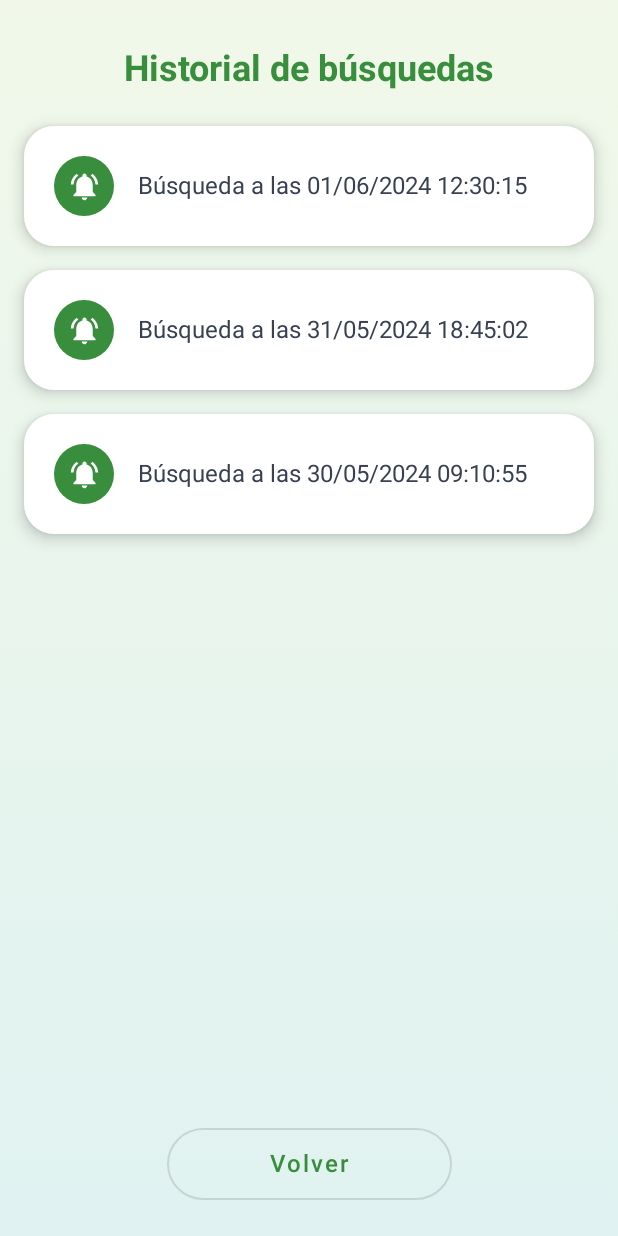
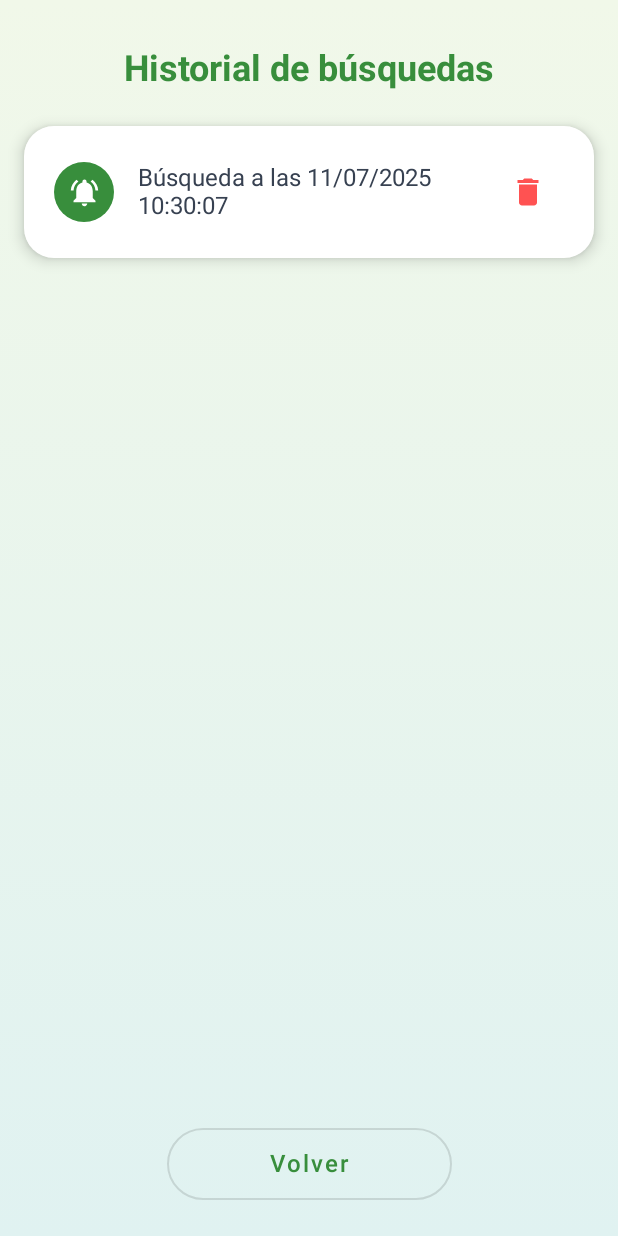
Before and after one commit to alexander1939/Search-my-phone-WearOs-Movile, an Android app built with Jetpack Compose: the screen it shows after launch (MainActivity), after a tap on "Ver historial de búsquedas", on a phone screen of 412 x 824 dp. Run offline under Robolectric (Android 15) with nearby library versions, the phone set to English and light mode, and no system bars.

Commit message:
Eliminar registro del historial

```diff
--- a/mobile/src/main/java/com/example/encuentramitelefono/MainActivity.kt
+++ b/mobile/src/main/java/com/example/encuentramitelefono/MainActivity.kt
@@ -20,6 +20,7 @@ import androidx.compose.material.icons.Icons
 import androidx.compose.material.icons.filled.Close
 import androidx.compose.material.icons.filled.History
 import androidx.compose.material.icons.filled.NotificationsActive
+import androidx.compose.material.icons.filled.Delete
 import androidx.compose.runtime.*
 import androidx.compose.ui.Alignment
 import androidx.compose.ui.Modifier
@@ -42,6 +43,7 @@ import kotlinx.coroutines.GlobalScope
 import kotlinx.coroutines.launch
 import android.content.Intent
 import kotlinx.coroutines.Job
+import com.example.encuentramitelefono.HistoryManager
 
 class MainActivity : ComponentActivity() {
     override fun onCreate(savedInstanceState: Bundle?) {
@@ -62,6 +64,15 @@ class MainActivity : ComponentActivity() {
 fun MainWithHistoryAndAlertScreen() {
     var showHistory by remember { mutableStateOf(false) }
     val showAlert = AlertState.showAlert
+    val context = LocalContext.current
+    var wasAlertActive by remember { mutableStateOf(false) }
+    // Guardar en historial solo si la alerta se activa y no estaba activa antes
+    LaunchedEffect(showAlert) {
+        if (showAlert && !wasAlertActive) {
+            HistoryManager.addSearch(context)
+        }
+        wasAlertActive = showAlert
+    }
     when {
         showAlert -> AlertScreenExample(onStop = { AlertState.showAlert = false })
         showHistory -> HistoryScreenExample(onBack = { showHistory = false })
@@ -298,12 +309,10 @@ fun AlertScreenExample(onStop: () -> Unit = {}) {
 
 @Composable
 fun HistoryScreenExample(onBack: () -> Unit = {}) {
+    val context = LocalContext.current
+    var history by remember { mutableStateOf(HistoryManager.getHistory(context)) }
+    var toDelete by remember { mutableStateOf<String?>(null) }
     EncuentraMiTelefonoTheme {
-        val exampleHistory = listOf(
-            "Búsqueda a las 01/06/2024 12:30:15",
-            "Búsqueda a las 31/05/2024 18:45:02",
-            "Búsqueda a las 30/05/2024 09:10:55"
-        )
         Box(
             modifier = Modifier
                 .fillMaxSize()
@@ -329,7 +338,7 @@ fun HistoryScreenExample(onBack: () -> Unit = {}) {
                     modifier = Modifier.padding(bottom = 16.dp)
                 )
                 LazyColumn(modifier = Modifier.weight(1f)) {
-                    items(exampleHistory) { item ->
+                    items(history) { item ->
                         Card(
                             modifier = Modifier
                                 .fillMaxWidth()
@@ -356,7 +365,14 @@ fun HistoryScreenExample(onBack: () -> Unit = {}) {
                                     )
                                 }
                                 Spacer(modifier = Modifier.width(16.dp))
-                                Text(item, fontSize = 16.sp, color = Color(0xFF374151))
+                                Text(item, fontSize = 16.sp, color = Color(0xFF374151), modifier = Modifier.weight(1f))
+                                IconButton(onClick = { toDelete = item }) {
+                                    Icon(
+                                        imageVector = Icons.Default.Delete,
+                                        contentDescription = "Eliminar búsqueda",
+                                        tint = Color(0xFFFF5252)
+                                    )
+                                }
                             }
                         }
                     }
@@ -373,6 +389,27 @@ fun HistoryScreenExample(onBack: () -> Unit = {}) {
                     Text("Volver", fontSize = 16.sp, color = Color(0xFF388E3C))
                 }
                 Spacer(modifier = Modifier.height(24.dp))
+            }
+            if (toDelete != null) {
+                AlertDialog(
+                    onDismissRequest = { toDelete = null },
+                    title = { Text("Eliminar búsqueda") },
+                    text = { Text("¿Deseas eliminar esta búsqueda del historial?") },
+                    confirmButton = {
+                        TextButton(onClick = {
+                            HistoryManager.removeSearch(context, toDelete!!)
+                            history = HistoryManager.getHistory(context)
+                            toDelete = null
+                        }) {
+                            Text("Eliminar")
+                        }
+                    },
+                    dismissButton = {
+                        TextButton(onClick = { toDelete = null }) {
+                            Text("Cancelar")
+                        }
+                    }
+                )
             }
         }
     }
```
Also changed, not shown: mobile/src/main/java/com/example/encuentramitelefono/HistoryManager.kt (added, +35 -0 lines).
